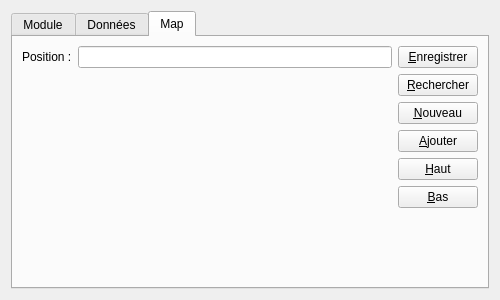
This is app/cpp/qmake/mingw/code/src/manager/GModuleUi.ui in gkesse/ReadyCode as Qt 5 draws it before an edit. The edited form follows.
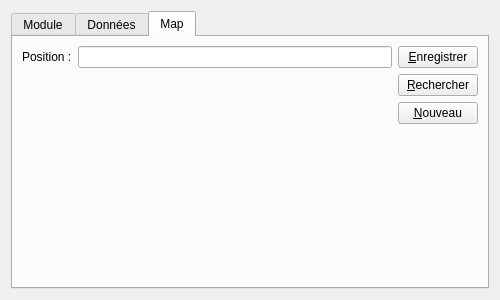
This is the edited form.

Commit message: gestion du module map

What changed in the file:
```diff
--- a/app/cpp/qmake/mingw/code/src/manager/GModuleUi.ui
+++ b/app/cpp/qmake/mingw/code/src/manager/GModuleUi.ui
@@ -258,27 +258,6 @@
            </property>
           </widget>
          </item>
-         <item>
-          <widget class="QPushButton" name="btnAddMap">
-           <property name="text">
-            <string>&amp;Ajouter</string>
-           </property>
-          </widget>
-         </item>
-         <item>
-          <widget class="QPushButton" name="btnMoveUpMap">
-           <property name="text">
-            <string>&amp;Haut</string>
-           </property>
-          </widget>
-         </item>
-         <item>
-          <widget class="QPushButton" name="btnMoveDownMap">
-           <property name="text">
-            <string>&amp;Bas</string>
-           </property>
-          </widget>
-         </item>
          <item>
           <spacer name="verticalSpacer_6">
            <property name="orientation">
```
The commit also changes 35 other files.
